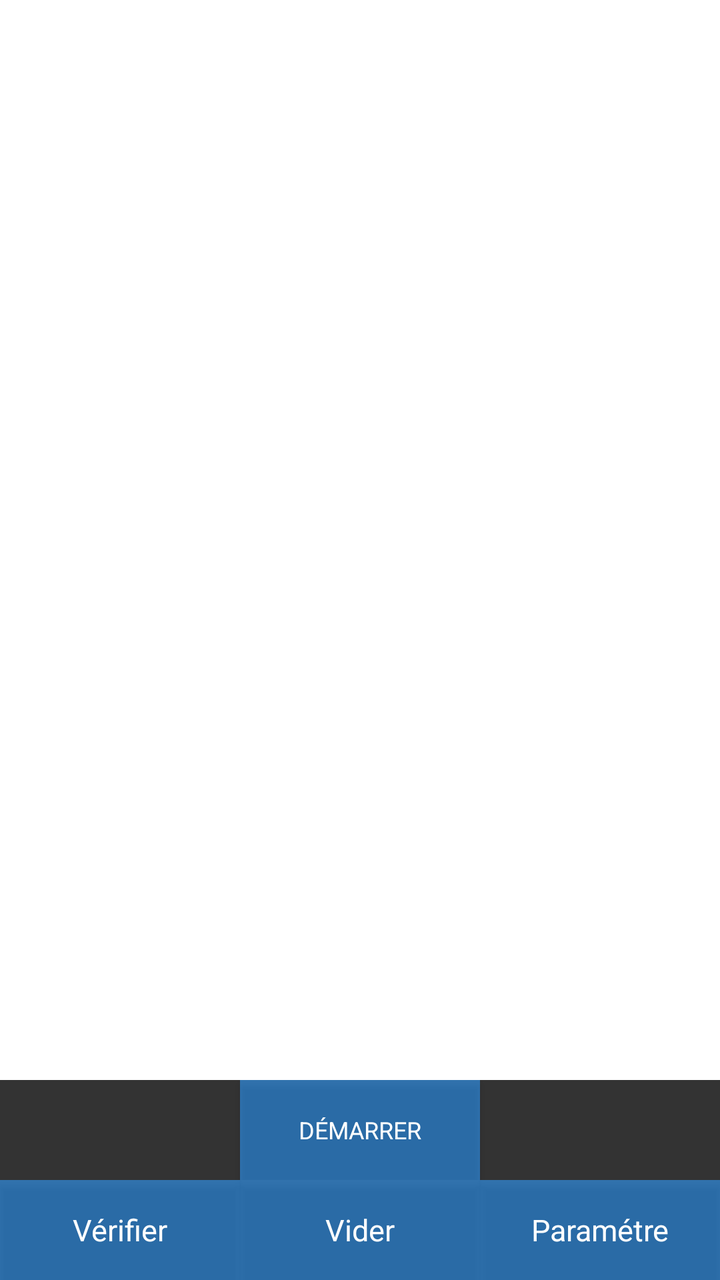
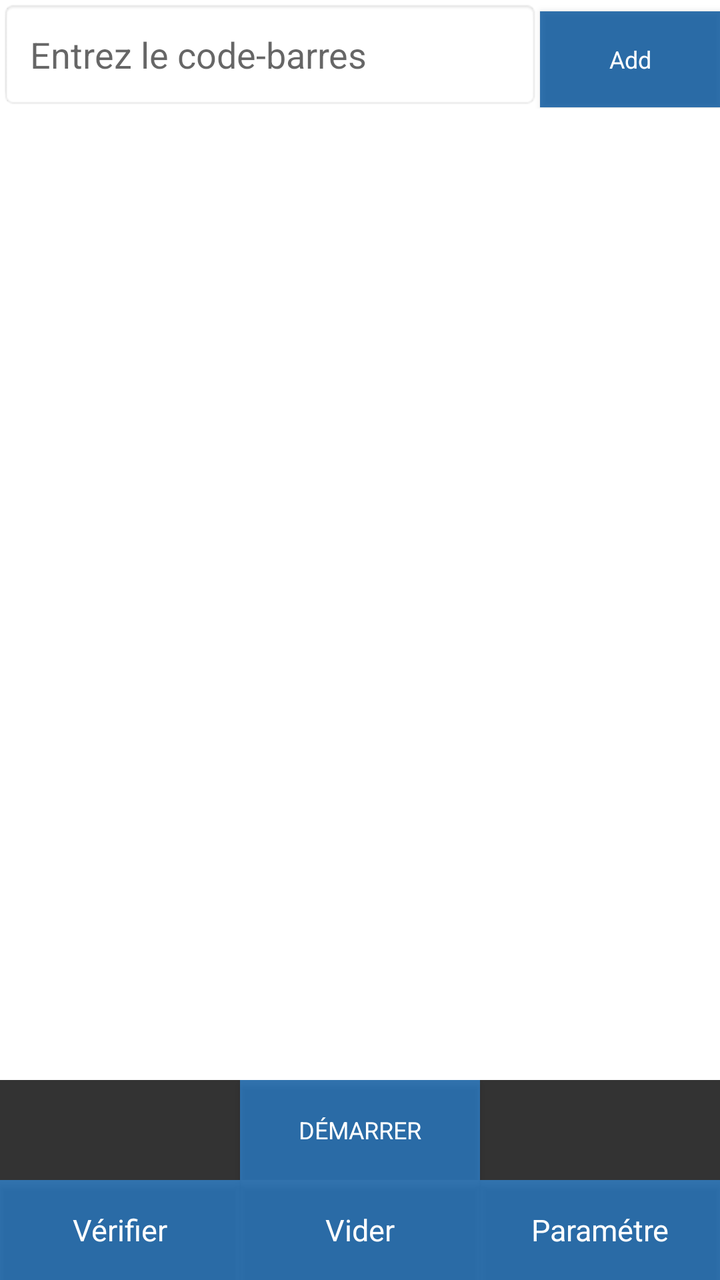

Compare the two renders of this Android layout. The source of the first and the diff that turns it into the second are given below.
<!-- AndroidManifest.xml: application theme AppNewTheme -->
<!-- res/layout/fragment_inventory_barcode.xml -->
<LinearLayout xmlns:android="http://schemas.android.com/apk/res/android"
    xmlns:tools="http://schemas.android.com/tools"
    style="@style/base_layout_style"
    android:paddingLeft="0dp"
    android:paddingRight="0dp"
    android:orientation="vertical">

    <ListView
        android:id="@+id/inventoryBarcodeList"
        android:layout_width="match_parent"
        android:layout_height="0dp"
        android:layout_weight="95"
        android:divider="@android:color/darker_gray"
        android:dividerHeight="0.25dp" />

    <TextView
        android:id="@+id/inventoryBarcodeEmpty"
        android:layout_width="match_parent"
        android:layout_height="0dp"
        android:layout_weight="95"
        android:padding="@dimen/default_padding"
        style="@style/style_medium_font"
        android:text="@string/nobarcode_found"
        android:visibility="gone" />

    <LinearLayout
        android:layout_width="match_parent"
        android:layout_height="wrap_content"
        android:orientation="horizontal">

        <TextView
            android:id="@+id/inventoryBarcodeRunTime"
            android:layout_width="0dp"
            android:layout_weight="1"
            android:layout_height="wrap_content"
            android:textAlignment="textStart" />

        <TextView
            android:id="@+id/inventoryBarcodeVoltageLevel"
            android:layout_width="wrap_content"
            android:layout_height="wrap_content" />
    </LinearLayout>

    <LinearLayout
        android:layout_width="match_parent"
        android:layout_height="50dp"

        android:baselineAligned="false"
        android:orientation="horizontal">

        <TextView
            android:id="@+id/inventoryBarcodeYield"
            android:layout_width="0dp"
            android:layout_weight="10"
            android:layout_height="match_parent"
            android:gravity="center"
            style="@style/style_button_font_2" />

        <Button
            android:id="@+id/inventoryBarcodeButton"
            android:layout_width="0dp"
            android:layout_weight="10"
            android:layout_height="match_parent"
            style="@style/style_button_font"
            android:textSize="12sp"
            android:text="@string/start_title" />

        <TextView
            android:id="@+id/inventoryBarcodeTotal"
            android:layout_width="0dp"
            android:layout_weight="10"
            android:layout_height="match_parent"
            android:gravity="center"
            style="@style/style_button_font_2" />
    </LinearLayout>
    <LinearLayout
        android:layout_width="match_parent"
        android:layout_height="50dp"
        android:gravity="center|bottom"
        android:orientation="horizontal" >

        <Button
            android:id="@+id/verifyBarcodeButton"
            android:layout_width="0dp"
            android:layout_weight="1"
            android:layout_height="match_parent"
            style="@style/style_button_font"
            android:textSize="15sp"
            android:text="Vérifier" />

        <Button
            android:id="@+id/clearListBarcodeButton"
            android:layout_width="0dp"
            android:layout_weight="1"
            android:layout_height="match_parent"
            style="@style/style_button_font"
            android:textSize="15sp"
            android:text="Vider" />

        <Button
            android:id="@+id/settingBarcodeButton"
            android:layout_width="0dp"
            android:layout_weight="1"
            android:layout_height="match_parent"
            style="@style/style_button_font"
            android:textSize="15sp"
            android:text="Paramétre" />

    </LinearLayout>
</LinearLayout>
<!-- resources referenced by this layout -->
<resources>
  <dimen name="default_padding">10dp</dimen>
  <string name="nobarcode_found">Aucun code-barres trouvé</string>
  <string name="start_title">DÉMARRER</string>
  <style name="base_layout_style">
          <item name="android:layout_height">match_parent</item>
          <item name="android:layout_width">match_parent</item>
          <item name="android:paddingLeft">10dp</item>
          <item name="android:paddingRight">10dp</item>
      </style>
  <style name="style_button_font">
          <item name="android:textAppearance">?android:attr/textAppearanceLarge</item>
          <item name="android:textColor">@android:color/primary_text_dark</item>
          <item name="android:background">#CC000000</item>
      </style>
  <style name="style_button_font_2">
          <item name="android:textAppearance">?android:attr/textAppearanceLarge</item>
          <item name="android:textColor">@android:color/primary_text_dark</item>
          <item name="android:background">#CC000000</item>
          <item name="android:textSize">8sp</item>
      </style>
  <style name="style_medium_font">
          <item name="android:layout_width">match_parent</item>
          <item name="android:layout_height">wrap_content</item>
          <item name="android:textAppearance">?android:attr/textAppearanceMedium</item>
      </style>
  <style name="AppNewTheme" parent="Theme.MaterialComponents.Light.NoActionBar">
          <item name="colorPrimary">@color/colorPrimary</item>
          <item name="colorPrimaryDark">@color/colorPrimaryDark</item>
          <item name="colorAccent">@color/colorPrimary</item>
          <item name="android:textAllCaps">false</item>
          <item name="windowActionBar">false</item>
          <item name="windowNoTitle">true</item>
          <item name="actionButtonStyle">@style/ActionButtonStyle</item>
          <item name="actionBarTabTextStyle">@style/ActionTabTextStyle</item>
      </style>
  <color name="colorPrimary">#00529c</color>
  <color name="colorPrimaryDark">#3F51B5</color>
  <style name="ActionButtonStyle">
          <item name="android:minWidth">0dp</item>
          <item name="android:paddingLeft">0dp</item>
          <item name="android:paddingRight">5dp</item>
      </style>
  <style name="ActionTabTextStyle">
          <item name="android:textAllCaps">false</item>
      </style>
</resources>

<!-- the commit's change to res/layout/fragment_inventory_barcode.xml (unified diff, before → after) -->
@@ -4,6 +4,31 @@
     android:paddingLeft="0dp"
     android:paddingRight="0dp"
     android:orientation="vertical">
+
+    <LinearLayout
+        android:layout_width="match_parent"
+        android:layout_height="wrap_content"
+        android:orientation="horizontal">
+
+        <EditText
+            android:id="@+id/manualBarcodeInput"
+            android:layout_width="0dp"
+            android:layout_weight="3"
+            android:layout_height="wrap_content"
+            android:hint="Entrez le code-barres"
+            android:inputType="text"
+            android:padding="15dp"
+            android:background="@android:drawable/editbox_background" />
+
+        <Button
+            android:id="@+id/addBarcodeButton"
+            android:layout_width="0dp"
+            android:layout_weight="1"
+            android:layout_height="wrap_content"
+            android:text="Add"
+            style="@style/style_button_font"
+            android:textSize="12sp" />
+    </LinearLayout>
 
     <ListView
         android:id="@+id/inventoryBarcodeList"
